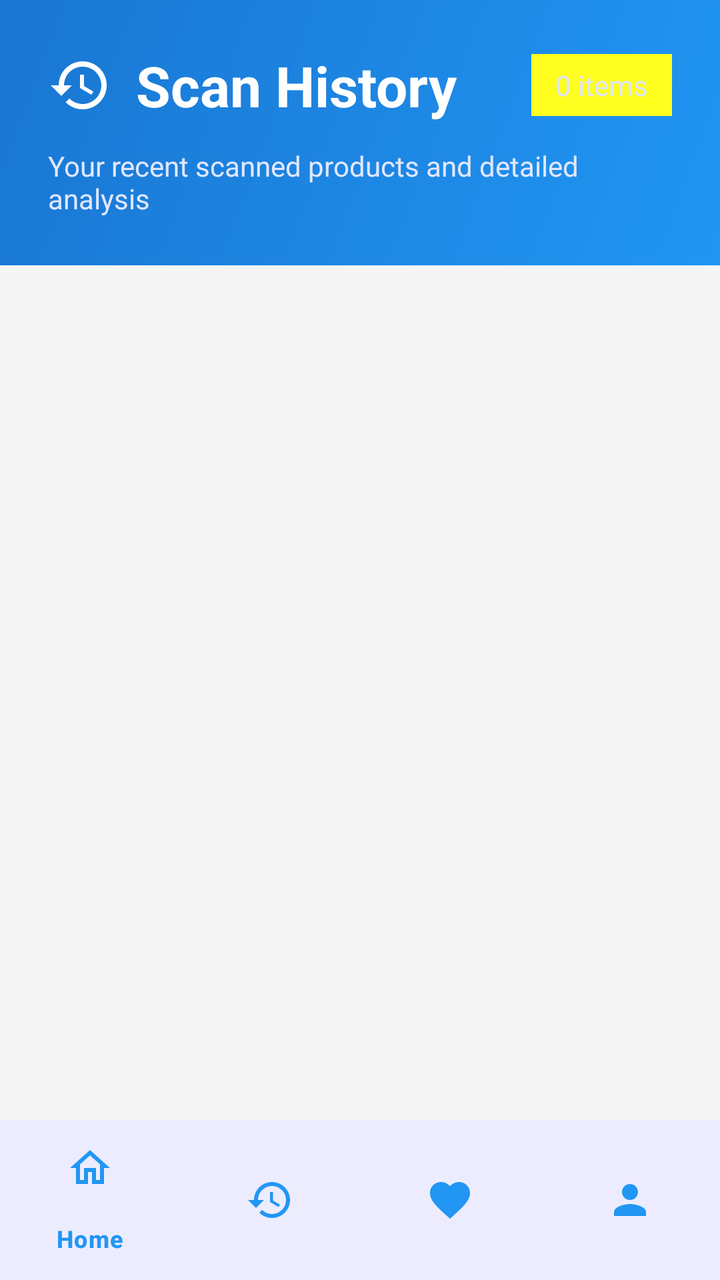
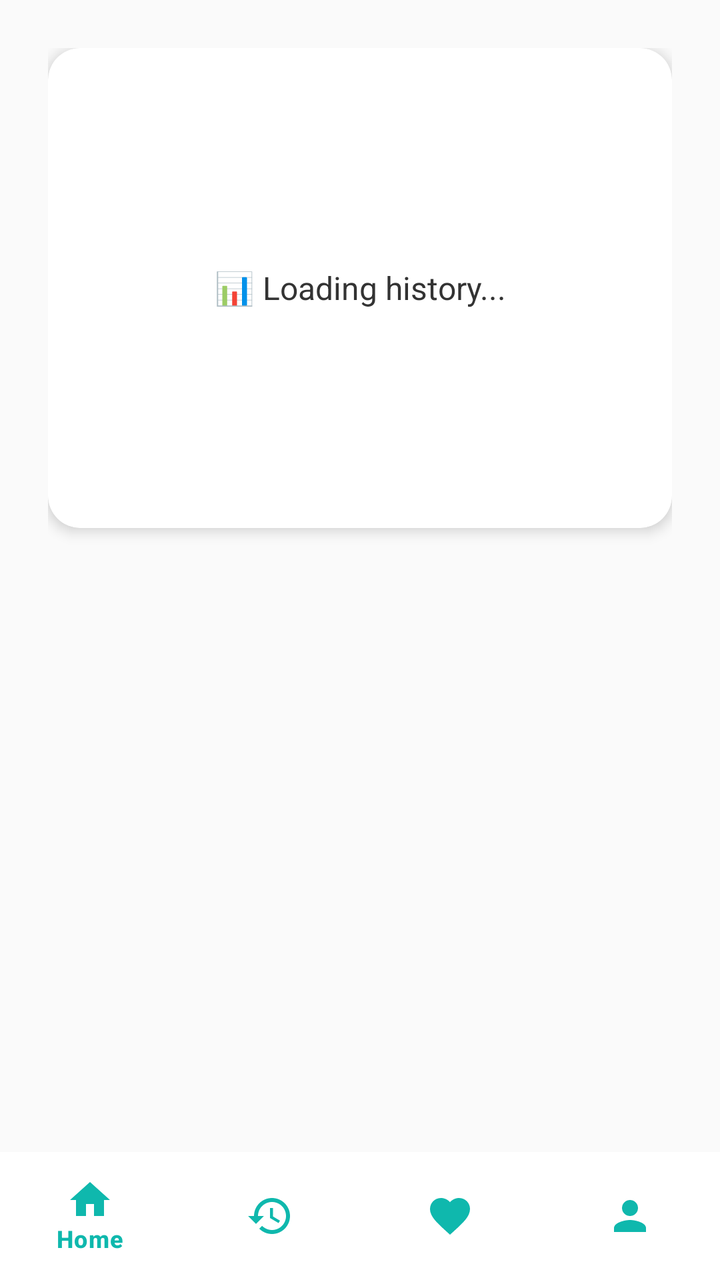

The first picture is an Android layout as it rendered before a commit; the second is the same layout after the commit. The layout source and the unified diff follow.
<!-- AndroidManifest.xml: activity theme Theme.HealthScanner -->
<!-- res/layout/activity_history.xml -->
<?xml version="1.0" encoding="utf-8"?>
<androidx.constraintlayout.widget.ConstraintLayout
    xmlns:android="http://schemas.android.com/apk/res/android"
    xmlns:app="http://schemas.android.com/apk/res-auto"
    android:layout_width="match_parent"
    android:layout_height="match_parent"
    android:background="#F5F5F5">

    
    <LinearLayout
        android:id="@+id/header_section"
        android:layout_width="0dp"
        android:layout_height="wrap_content"
        android:orientation="vertical"
        android:background="@drawable/gradient_header"
        android:padding="24dp"
        app:layout_constraintTop_toTopOf="parent"
        app:layout_constraintStart_toStartOf="parent"
        app:layout_constraintEnd_toEndOf="parent">

        <LinearLayout
            android:layout_width="match_parent"
            android:layout_height="wrap_content"
            android:orientation="horizontal"
            android:gravity="center_vertical"
            android:layout_marginBottom="8dp">

            <ImageView
                android:layout_width="32dp"
                android:layout_height="32dp"
                android:src="@drawable/ic_history"
                app:tint="#FFFFFF"
                android:layout_marginEnd="12dp" />

            <TextView
                android:layout_width="0dp"
                android:layout_height="wrap_content"
                android:layout_weight="1"
                android:text="Scan History"
                android:textSize="28sp"
                android:textStyle="bold"
                android:textColor="#FFFFFF" />

            <TextView
                android:id="@+id/historyCount"
                android:layout_width="wrap_content"
                android:layout_height="wrap_content"
                android:text="0 items"
                android:textSize="14sp"
                android:textColor="#E0E7FF"
                android:background="#FFFFFF20"
                android:paddingHorizontal="12dp"
                android:paddingVertical="6dp"
                android:layout_marginStart="12dp" />

        </LinearLayout>

        <TextView
            android:layout_width="wrap_content"
            android:layout_height="wrap_content"
            android:text="Your recent scanned products and detailed analysis"
            android:textSize="14sp"
            android:textColor="#E0E7FF"
            android:layout_marginTop="4dp" />

    </LinearLayout>

    
    <RelativeLayout
        android:id="@+id/content_area"
        android:layout_width="0dp"
        android:layout_height="0dp"
        android:background="#F5F5F5"
        app:layout_constraintTop_toBottomOf="@id/header_section"
        app:layout_constraintBottom_toTopOf="@id/bottom_navigation"
        app:layout_constraintStart_toStartOf="parent"
        app:layout_constraintEnd_toEndOf="parent">

        
        <androidx.recyclerview.widget.RecyclerView
            android:id="@+id/historyRecyclerView"
            android:layout_width="match_parent"
            android:layout_height="match_parent"
            android:padding="16dp"
            android:clipToPadding="false"
            android:scrollbars="vertical"
            android:background="@android:color/transparent" />

        
        <LinearLayout
            android:id="@+id/emptyStateText"
            android:layout_width="match_parent"
            android:layout_height="wrap_content"
            android:layout_centerInParent="true"
            android:orientation="vertical"
            android:gravity="center"
            android:padding="32dp"
            android:visibility="gone">

            
            <com.google.android.material.card.MaterialCardView
                android:layout_width="120dp"
                android:layout_height="120dp"
                android:layout_marginBottom="24dp"
                app:cardCornerRadius="60dp"
                app:cardElevation="0dp"
                app:cardBackgroundColor="#E3F2FD">

                <ImageView
                    android:layout_width="60dp"
                    android:layout_height="60dp"
                    android:layout_gravity="center"
                    android:src="@drawable/ic_history"
                    app:tint="#2196F3" />

            </com.google.android.material.card.MaterialCardView>

            
            <TextView
                android:layout_width="wrap_content"
                android:layout_height="wrap_content"
                android:text="No Scan History Yet"
                android:textSize="24sp"
                android:textStyle="bold"
                android:textColor="#333333"
                android:gravity="center"
                android:fontFamily="sans-serif-medium" />

            
            <TextView
                android:layout_width="wrap_content"
                android:layout_height="wrap_content"
                android:text="Start scanning products to see your history here.\nYour last 10 scans will be saved automatically."
                android:textSize="16sp"
                android:textColor="#666666"
                android:gravity="center"
                android:layout_marginTop="12dp"
                android:lineSpacingExtra="4dp"
                android:paddingHorizontal="24dp" />

            
            <com.google.android.material.button.MaterialButton
                android:id="@+id/startScanningBtn"
                style="@style/Widget.Material3.Button"
                android:layout_width="wrap_content"
                android:layout_height="wrap_content"
                android:layout_marginTop="24dp"
                android:text="Start Scanning"
                android:textSize="16sp"
                android:textColor="#FFFFFF"
                android:backgroundTint="#2196F3"
                android:drawableLeft="@drawable/ic_barcode_scan"
                android:drawablePadding="8dp"
                android:drawableTint="#FFFFFF"
                android:paddingHorizontal="24dp"
                android:paddingVertical="16dp"
                app:cornerRadius="25dp" />

        </LinearLayout>

    </RelativeLayout>

    
    <com.google.android.material.bottomnavigation.BottomNavigationView
        android:id="@+id/bottom_navigation"
        android:layout_width="0dp"
        android:layout_height="wrap_content"
        android:background="#FFFFFF"
        app:elevation="8dp"
        app:menu="@menu/bottom_nav_menu"
        app:itemIconTint="#2196F3"
        app:itemTextColor="#2196F3"
        app:layout_constraintBottom_toBottomOf="parent"
        app:layout_constraintStart_toStartOf="parent"
        app:layout_constraintEnd_toEndOf="parent" />

</androidx.constraintlayout.widget.ConstraintLayout>
<!-- resources referenced by this layout -->
<resources>
  <!-- drawable gradient_header (drawable) -->
  <?xml version="1.0" encoding="utf-8"?>
  <shape xmlns:android="http://schemas.android.com/apk/res/android">
      <gradient
          android:startColor="#2196F3"
          android:endColor="#1976D2"
          android:angle="135" />
  </shape>
  <!-- drawable ic_barcode_scan (drawable) -->
  <vector xmlns:android="http://schemas.android.com/apk/res/android"
      android:width="24dp"
      android:height="24dp"
      android:viewportWidth="24"
      android:viewportHeight="24">
      <path
          android:fillColor="#000000"
          android:pathData="M2,6h4v12h-4v-12zM7,6h1v12h-1v-12zM9,6h1v12h-1v-12zM12,6h2v12h-2v-12zM16,6h1v12h-1v-12zM18,6h1v12h-1v-12zM20,6h2v12h-2v-12z"/>
  </vector>
  <!-- drawable ic_history (drawable) -->
  <?xml version="1.0" encoding="utf-8"?>
  <vector xmlns:android="http://schemas.android.com/apk/res/android"
      android:width="24dp"
      android:height="24dp"
      android:viewportWidth="24"
      android:viewportHeight="24">
      <path
          android:fillColor="#FF000000"
          android:pathData="M13,3c-4.97,0 -9,4.03 -9,9L1,12l3.89,3.89 0.07,0.14L9,12L6,12c0,-3.87 3.13,-7 7,-7s7,3.13 7,7 -3.13,7 -7,7c-1.93,0 -3.68,-0.79 -4.94,-2.06l-1.42,1.42C8.27,19.99 10.51,21 13,21c4.97,0 9,-4.03 9,-9s-4.03,-9 -9,-9zM12,8v5l4.28,2.54 0.72,-1.21 -3.5,-2.08L13.5,8L12,8z" />
  </vector>
  <style name="Theme.HealthScanner" parent="Base.Theme.HealthScanner" />
  <style name="Base.Theme.HealthScanner" parent="Theme.Material3.DayNight.NoActionBar">
          
          
          <item name="colorPrimary">@color/primary_color</item>
          <item name="colorOnPrimary">@android:color/white</item>
          <item name="colorPrimaryContainer">@color/primary_light_color</item>
          <item name="colorOnPrimaryContainer">@color/primary_text_color</item>
  
          
          <item name="colorSecondary">@color/accent_color</item>
          <item name="colorOnSecondary">@android:color/white</item>
          <item name="colorSecondaryContainer">@color/accent_color</item>
          <item name="colorOnSecondaryContainer">@color/primary_text_color</item>
  
          
          <item name="colorTertiary">@color/primary_light_color</item>
          <item name="colorOnTertiary">@android:color/white</item>
  
          
          <item name="colorSurface">@color/card_background</item>
          <item name="colorOnSurface">@color/primary_text_color</item>
          <item name="colorSurfaceVariant">@color/input_background</item>
          <item name="colorOnSurfaceVariant">@color/secondary_text_color</item>
  
          
          <item name="android:colorBackground">@color/background_color</item>
          <item name="colorOnBackground">@color/primary_text_color</item>
  
          
          <item name="colorError">@color/error_color</item>
          <item name="colorOnError">@android:color/white</item>
  
          
          <item name="colorOutline">@color/border_color</item>
          <item name="colorOutlineVariant">@color/divider_color</item>
  
          
          <item name="android:statusBarColor">@android:color/transparent</item>
          <item name="android:windowLightStatusBar">true</item>
  
          
          <item name="android:navigationBarColor">@color/card_background</item>
          <item name="android:windowLightNavigationBar">true</item>
  
          
          <item name="android:windowDrawsSystemBarBackgrounds">true</item>
          
          
          <item name="android:windowAnimationStyle">@style/ThemeTransition</item>
      </style>
  <color name="primary_color">@color/primary_color_light</color>
  <color name="primary_light_color">@color/primary_light_color_light</color>
  <color name="primary_text_color">@color/primary_text_color_light</color>
  <color name="accent_color">@color/accent_color_light</color>
  <color name="card_background">@color/card_background_light</color>
  <color name="input_background">@color/input_background_light</color>
  <color name="secondary_text_color">@color/secondary_text_color_light</color>
  <color name="background_color">@color/background_color_light</color>
  <color name="error_color">#E53E3E</color>
  <color name="border_color">@color/border_color_light</color>
  <color name="divider_color">@color/divider_color_light</color>
  <style name="ThemeTransition" parent="android:Animation.Activity">
          <item name="android:activityOpenEnterAnimation">@android:anim/fade_in</item>
          <item name="android:activityOpenExitAnimation">@android:anim/fade_out</item>
          <item name="android:activityCloseEnterAnimation">@android:anim/fade_in</item>
          <item name="android:activityCloseExitAnimation">@android:anim/fade_out</item>
      </style>
  <color name="primary_color_light">#6C63FF</color>
  <color name="primary_light_color_light">#8A84FF</color>
  <color name="primary_text_color_light">#1A202C</color>
  <color name="accent_color_light">#FF6B9D</color>
  <color name="card_background_light">#FFFFFF</color>
  <color name="input_background_light">#F5F6FA</color>
  <color name="secondary_text_color_light">#4A5568</color>
  <color name="background_color_light">#F8F9FF</color>
  <color name="border_color_light">#E2E8F0</color>
  <color name="divider_color_light">#CBD5E0</color>
</resources>

<!-- the commit's change to res/layout/activity_history.xml (unified diff, before → after) -->
@@ -4,174 +4,66 @@
     xmlns:app="http://schemas.android.com/apk/res-auto"
     android:layout_width="match_parent"
     android:layout_height="match_parent"
-    android:background="#F5F5F5">
+    android:background="@color/adaptive_background">
 
     
-    <LinearLayout
-        android:id="@+id/header_section"
+    <com.google.android.material.bottomnavigation.BottomNavigationView
+        android:id="@+id/bottom_navigation"
+        style="@style/Widget.HealthScanner.BottomNavigation"
         android:layout_width="0dp"
-        android:layout_height="wrap_content"
-        android:orientation="vertical"
-        android:background="@drawable/gradient_header"
-        android:padding="24dp"
+        android:layout_height="@dimen/bottom_nav_height"
+        app:menu="@menu/bottom_nav_menu"
+        app:layout_constraintBottom_toBottomOf="parent"
+        app:layout_constraintStart_toStartOf="parent"
+        app:layout_constraintEnd_toEndOf="parent" />
+
+    
+    <ScrollView
+        android:layout_width="0dp"
+        android:layout_height="0dp"
+        android:padding="16dp"
         app:layout_constraintTop_toTopOf="parent"
+        app:layout_constraintBottom_toTopOf="@id/bottom_navigation"
         app:layout_constraintStart_toStartOf="parent"
         app:layout_constraintEnd_toEndOf="parent">
 
         <LinearLayout
             android:layout_width="match_parent"
             android:layout_height="wrap_content"
-            android:orientation="horizontal"
-            android:gravity="center_vertical"
-            android:layout_marginBottom="8dp">
+            android:orientation="vertical"
+            android:padding="8dp">
 
-            <ImageView
-                android:layout_width="32dp"
-                android:layout_height="32dp"
-                android:src="@drawable/ic_history"
-                app:tint="#FFFFFF"
-                android:layout_marginEnd="12dp" />
+            
+            <androidx.cardview.widget.CardView
+                android:layout_width="match_parent"
+                android:layout_height="wrap_content"
+                android:layout_marginBottom="16dp"
+                app:cardCornerRadius="16dp"
+                app:cardElevation="4dp"
+                app:cardBackgroundColor="#FFFFFF">
 
-            <TextView
-                android:layout_width="0dp"
-                android:layout_height="wrap_content"
-                android:layout_weight="1"
-                android:text="Scan History"
-                android:textSize="28sp"
-                android:textStyle="bold"
-                android:textColor="#FFFFFF" />
+                <LinearLayout
+                    android:layout_width="match_parent"
+                    android:layout_height="wrap_content"
+                    android:orientation="vertical"
+                    android:padding="20dp">
 
-            <TextView
-                android:id="@+id/historyCount"
-                android:layout_width="wrap_content"
-                android:layout_height="wrap_content"
-                android:text="0 items"
-                android:textSize="14sp"
-                android:textColor="#E0E7FF"
-                android:background="#FFFFFF20"
-                android:paddingHorizontal="12dp"
-                android:paddingVertical="6dp"
-                android:layout_marginStart="12dp" />
+                    <TextView
+                        android:id="@+id/history_content"
+                        android:layout_width="match_parent"
+                        android:layout_height="wrap_content"
+                        android:text="📊 Loading history..."
+                        android:textSize="16sp"
+                        android:textColor="#333333"
+                        android:gravity="center"
+                        android:minHeight="200dp" />
+
+                </LinearLayout>
+
+            </androidx.cardview.widget.CardView>
 
         </LinearLayout>
 
-        <TextView
-            android:layout_width="wrap_content"
-            android:layout_height="wrap_content"
-            android:text="Your recent scanned products and detailed analysis"
-            android:textSize="14sp"
-            android:textColor="#E0E7FF"
-            android:layout_marginTop="4dp" />
-
-    </LinearLayout>
-
-    
-    <RelativeLayout
-        android:id="@+id/content_area"
-        android:layout_width="0dp"
-        android:layout_height="0dp"
-        android:background="#F5F5F5"
-        app:layout_constraintTop_toBottomOf="@id/header_section"
-        app:layout_constraintBottom_toTopOf="@id/bottom_navigation"
-        app:layout_constraintStart_toStartOf="parent"
-        app:layout_constraintEnd_toEndOf="parent">
-
-        
-        <androidx.recyclerview.widget.RecyclerView
-            android:id="@+id/historyRecyclerView"
-            android:layout_width="match_parent"
-            android:layout_height="match_parent"
-            android:padding="16dp"
-            android:clipToPadding="false"
-            android:scrollbars="vertical"
-            android:background="@android:color/transparent" />
-
-        
-        <LinearLayout
-            android:id="@+id/emptyStateText"
-            android:layout_width="match_parent"
-            android:layout_height="wrap_content"
-            android:layout_centerInParent="true"
-            android:orientation="vertical"
-            android:gravity="center"
-            android:padding="32dp"
-            android:visibility="gone">
-
-            
-            <com.google.android.material.card.MaterialCardView
-                android:layout_width="120dp"
-                android:layout_height="120dp"
-                android:layout_marginBottom="24dp"
-                app:cardCornerRadius="60dp"
-                app:cardElevation="0dp"
-                app:cardBackgroundColor="#E3F2FD">
-
-                <ImageView
-                    android:layout_width="60dp"
-                    android:layout_height="60dp"
-                    android:layout_gravity="center"
-                    android:src="@drawable/ic_history"
-                    app:tint="#2196F3" />
-
-            </com.google.android.material.card.MaterialCardView>
-
-            
-            <TextView
-                android:layout_width="wrap_content"
-                android:layout_height="wrap_content"
-                android:text="No Scan History Yet"
-                android:textSize="24sp"
-                android:textStyle="bold"
-                android:textColor="#333333"
-                android:gravity="center"
-                android:fontFamily="sans-serif-medium" />
-
-            
-            <TextView
-                android:layout_width="wrap_content"
-                android:layout_height="wrap_content"
-                android:text="Start scanning products to see your history here.\nYour last 10 scans will be saved automatically."
-                android:textSize="16sp"
-                android:textColor="#666666"
-                android:gravity="center"
-                android:layout_marginTop="12dp"
-                android:lineSpacingExtra="4dp"
-                android:paddingHorizontal="24dp" />
-
-            
-            <com.google.android.material.button.MaterialButton
-                android:id="@+id/startScanningBtn"
-                style="@style/Widget.Material3.Button"
-                android:layout_width="wrap_content"
-                android:layout_height="wrap_content"
-                android:layout_marginTop="24dp"
-                android:text="Start Scanning"
-                android:textSize="16sp"
-                android:textColor="#FFFFFF"
-                android:backgroundTint="#2196F3"
-                android:drawableLeft="@drawable/ic_barcode_scan"
-                android:drawablePadding="8dp"
-                android:drawableTint="#FFFFFF"
-                android:paddingHorizontal="24dp"
-                android:paddingVertical="16dp"
-                app:cornerRadius="25dp" />
-
-        </LinearLayout>
-
-    </RelativeLayout>
-
-    
-    <com.google.android.material.bottomnavigation.BottomNavigationView
-        android:id="@+id/bottom_navigation"
-        android:layout_width="0dp"
-        android:layout_height="wrap_content"
-        android:background="#FFFFFF"
-        app:elevation="8dp"
-        app:menu="@menu/bottom_nav_menu"
-        app:itemIconTint="#2196F3"
-        app:itemTextColor="#2196F3"
-        app:layout_constraintBottom_toBottomOf="parent"
-        app:layout_constraintStart_toStartOf="parent"
-        app:layout_constraintEnd_toEndOf="parent" />
+    </ScrollView>
 
 </androidx.constraintlayout.widget.ConstraintLayout>
<!-- resource entries referenced after the edit -->
@@ -1,111 +1,116 @@
 <!-- resources referenced by this layout -->
 <resources>
-  <!-- drawable gradient_header (drawable) -->
+  <color name="adaptive_background">@color/md_theme_light_background</color>
+  <dimen name="bottom_nav_height">64dp</dimen>
+  <style name="Widget.HealthScanner.BottomNavigation" parent="Widget.Material3.BottomNavigationView">
+          <item name="elevation">8dp</item>
+          <item name="android:background">@color/md_theme_light_surface</item>
+          <item name="itemIconTint">@color/md_theme_light_primary</item>
+          <item name="itemTextColor">@color/md_theme_light_primary</item>
+          <item name="itemRippleColor">@color/ripple_light</item>
+      </style>
+  <style name="Theme.HealthScanner" parent="Base.Theme.HealthScanner">
+          
+          <item name="windowActionBar">false</item>
+          <item name="windowNoTitle">true</item>
+          <item name="android:windowDrawsSystemBarBackgrounds">true</item>
+      </style>
+  <color name="md_theme_light_background">#FAFAFA</color>
+  <color name="md_theme_light_surface">#FFFFFF</color>
+  <color name="md_theme_light_primary">#0FB8AD</color>
+  <color name="ripple_light">#1A0FB8AD</color>
+  <style name="Base.Theme.HealthScanner" parent="Theme.Material3.DayNight">
+          
+          <item name="colorPrimary">@color/md_theme_light_primary</item>
+          <item name="colorOnPrimary">@color/md_theme_light_onPrimary</item>
+          <item name="colorPrimaryContainer">@color/md_theme_light_primaryContainer</item>
+          <item name="colorOnPrimaryContainer">@color/md_theme_light_onPrimaryContainer</item>
+          
+          
+          <item name="colorSecondary">@color/md_theme_light_secondary</item>
+          <item name="colorOnSecondary">@color/md_theme_light_onSecondary</item>
+          <item name="colorSecondaryContainer">@color/md_theme_light_secondaryContainer</item>
+          <item name="colorOnSecondaryContainer">@color/md_theme_light_onSecondaryContainer</item>
+          
+          
+          <item name="colorTertiary">@color/md_theme_light_tertiary</item>
+          <item name="colorOnTertiary">@color/md_theme_light_onTertiary</item>
+          <item name="colorTertiaryContainer">@color/md_theme_light_tertiaryContainer</item>
+          <item name="colorOnTertiaryContainer">@color/md_theme_light_onTertiaryContainer</item>
+          
+          
+          <item name="colorError">@color/md_theme_light_error</item>
+          <item name="colorOnError">@color/md_theme_light_onError</item>
+          <item name="colorErrorContainer">@color/md_theme_light_errorContainer</item>
+          <item name="colorOnErrorContainer">@color/md_theme_light_onErrorContainer</item>
+          
+          
+          <item name="android:colorBackground">@color/md_theme_light_background</item>
+          <item name="colorOnBackground">@color/md_theme_light_onBackground</item>
+          
+          
+          <item name="colorSurface">@color/md_theme_light_surface</item>
+          <item name="colorOnSurface">@color/md_theme_light_onSurface</item>
+          <item name="colorSurfaceVariant">@color/md_theme_light_surfaceVariant</item>
+          <item name="colorOnSurfaceVariant">@color/md_theme_light_onSurfaceVariant</item>
+          
+          
+          <item name="colorOutline">@color/md_theme_light_outline</item>
+          <item name="colorSurfaceInverse">@color/md_theme_light_inverseSurface</item>
+          <item name="colorOnSurfaceInverse">@color/md_theme_light_inverseOnSurface</item>
+          <item name="colorPrimaryInverse">@color/md_theme_light_inversePrimary</item>
+          
+          
+          <item name="android:statusBarColor">@color/status_bar_light</item>
+          <item name="android:windowLightStatusBar">true</item>
+          
+          
+          <item name="android:navigationBarColor">@color/navigation_bar_light</item>
+          
+          
+          <item name="android:windowBackground">@drawable/health_gradient_background</item>
+          
+          
+          <item name="colorControlNormal">@color/md_theme_light_onSurfaceVariant</item>
+          <item name="colorControlActivated">@color/md_theme_light_primary</item>
+          <item name="colorControlHighlight">@color/ripple_light</item>
+      </style>
+  <color name="md_theme_light_onPrimary">#FFFFFF</color>
+  <color name="md_theme_light_primaryContainer">#B2F2EF</color>
+  <color name="md_theme_light_onPrimaryContainer">#003A36</color>
+  <color name="md_theme_light_secondary">#4DB6E3</color>
+  <color name="md_theme_light_onSecondary">#FFFFFF</color>
+  <color name="md_theme_light_secondaryContainer">#D1ECFF</color>
+  <color name="md_theme_light_onSecondaryContainer">#001D33</color>
+  <color name="md_theme_light_tertiary">#FFB74D</color>
+  <color name="md_theme_light_onTertiary">#FFFFFF</color>
+  <color name="md_theme_light_tertiaryContainer">#FFECB3</color>
+  <color name="md_theme_light_onTertiaryContainer">#2E1B00</color>
+  <color name="md_theme_light_error">#E53935</color>
+  <color name="md_theme_light_onError">#FFFFFF</color>
+  <color name="md_theme_light_errorContainer">#FFEBEE</color>
+  <color name="md_theme_light_onErrorContainer">#B71C1C</color>
+  <color name="md_theme_light_onBackground">#212121</color>
+  <color name="md_theme_light_onSurface">#212121</color>
+  <color name="md_theme_light_surfaceVariant">#F5F5F5</color>
+  <color name="md_theme_light_onSurfaceVariant">#616161</color>
+  <color name="md_theme_light_outline">#E0E0E0</color>
+  <color name="md_theme_light_inverseSurface">#2C2C2C</color>
+  <color name="md_theme_light_inverseOnSurface">#F5F5F5</color>
+  <color name="md_theme_light_inversePrimary">#3CCF91</color>
+  <color name="status_bar_light">#0FB8AD</color>
+  <color name="navigation_bar_light">#FFFFFF</color>
+  <!-- drawable health_gradient_background (drawable) -->
   <?xml version="1.0" encoding="utf-8"?>
   <shape xmlns:android="http://schemas.android.com/apk/res/android">
       <gradient
-          android:startColor="#2196F3"
-          android:endColor="#1976D2"
-          android:angle="135" />
+          android:angle="135"
+          android:startColor="@color/background_gradient_start"
+          android:centerColor="@color/md_theme_light_primaryContainer"
+          android:endColor="@color/background_gradient_end"
+          android:type="linear" />
   </shape>
-  <!-- drawable ic_barcode_scan (drawable) -->
-  <vector xmlns:android="http://schemas.android.com/apk/res/android"
-      android:width="24dp"
-      android:height="24dp"
-      android:viewportWidth="24"
-      android:viewportHeight="24">
-      <path
-          android:fillColor="#000000"
-          android:pathData="M2,6h4v12h-4v-12zM7,6h1v12h-1v-12zM9,6h1v12h-1v-12zM12,6h2v12h-2v-12zM16,6h1v12h-1v-12zM18,6h1v12h-1v-12zM20,6h2v12h-2v-12z"/>
-  </vector>
-  <!-- drawable ic_history (drawable) -->
-  <?xml version="1.0" encoding="utf-8"?>
-  <vector xmlns:android="http://schemas.android.com/apk/res/android"
-      android:width="24dp"
-      android:height="24dp"
-      android:viewportWidth="24"
-      android:viewportHeight="24">
-      <path
-          android:fillColor="#FF000000"
-          android:pathData="M13,3c-4.97,0 -9,4.03 -9,9L1,12l3.89,3.89 0.07,0.14L9,12L6,12c0,-3.87 3.13,-7 7,-7s7,3.13 7,7 -3.13,7 -7,7c-1.93,0 -3.68,-0.79 -4.94,-2.06l-1.42,1.42C8.27,19.99 10.51,21 13,21c4.97,0 9,-4.03 9,-9s-4.03,-9 -9,-9zM12,8v5l4.28,2.54 0.72,-1.21 -3.5,-2.08L13.5,8L12,8z" />
-  </vector>
-  <style name="Theme.HealthScanner" parent="Base.Theme.HealthScanner" />
-  <style name="Base.Theme.HealthScanner" parent="Theme.Material3.DayNight.NoActionBar">
-          
-          
-          <item name="colorPrimary">@color/primary_color</item>
-          <item name="colorOnPrimary">@android:color/white</item>
-          <item name="colorPrimaryContainer">@color/primary_light_color</item>
-          <item name="colorOnPrimaryContainer">@color/primary_text_color</item>
-  
-          
-          <item name="colorSecondary">@color/accent_color</item>
-          <item name="colorOnSecondary">@android:color/white</item>
-          <item name="colorSecondaryContainer">@color/accent_color</item>
-          <item name="colorOnSecondaryContainer">@color/primary_text_color</item>
-  
-          
-          <item name="colorTertiary">@color/primary_light_color</item>
-          <item name="colorOnTertiary">@android:color/white</item>
-  
-          
-          <item name="colorSurface">@color/card_background</item>
-          <item name="colorOnSurface">@color/primary_text_color</item>
-          <item name="colorSurfaceVariant">@color/input_background</item>
-          <item name="colorOnSurfaceVariant">@color/secondary_text_color</item>
-  
-          
-          <item name="android:colorBackground">@color/background_color</item>
-          <item name="colorOnBackground">@color/primary_text_color</item>
-  
-          
-          <item name="colorError">@color/error_color</item>
-          <item name="colorOnError">@android:color/white</item>
-  
-          
-          <item name="colorOutline">@color/border_color</item>
-          <item name="colorOutlineVariant">@color/divider_color</item>
-  
-          
-          <item name="android:statusBarColor">@android:color/transparent</item>
-          <item name="android:windowLightStatusBar">true</item>
-  
-          
-          <item name="android:navigationBarColor">@color/card_background</item>
-          <item name="android:windowLightNavigationBar">true</item>
-  
-          
-          <item name="android:windowDrawsSystemBarBackgrounds">true</item>
-          
-          
-          <item name="android:windowAnimationStyle">@style/ThemeTransition</item>
-      </style>
-  <color name="primary_color">@color/primary_color_light</color>
-  <color name="primary_light_color">@color/primary_light_color_light</color>
-  <color name="primary_text_color">@color/primary_text_color_light</color>
-  <color name="accent_color">@color/accent_color_light</color>
-  <color name="card_background">@color/card_background_light</color>
-  <color name="input_background">@color/input_background_light</color>
-  <color name="secondary_text_color">@color/secondary_text_color_light</color>
-  <color name="background_color">@color/background_color_light</color>
-  <color name="error_color">#E53E3E</color>
-  <color name="border_color">@color/border_color_light</color>
-  <color name="divider_color">@color/divider_color_light</color>
-  <style name="ThemeTransition" parent="android:Animation.Activity">
-          <item name="android:activityOpenEnterAnimation">@android:anim/fade_in</item>
-          <item name="android:activityOpenExitAnimation">@android:anim/fade_out</item>
-          <item name="android:activityCloseEnterAnimation">@android:anim/fade_in</item>
-          <item name="android:activityCloseExitAnimation">@android:anim/fade_out</item>
-      </style>
-  <color name="primary_color_light">#6C63FF</color>
-  <color name="primary_light_color_light">#8A84FF</color>
-  <color name="primary_text_color_light">#1A202C</color>
-  <color name="accent_color_light">#FF6B9D</color>
-  <color name="card_background_light">#FFFFFF</color>
-  <color name="input_background_light">#F5F6FA</color>
-  <color name="secondary_text_color_light">#4A5568</color>
-  <color name="background_color_light">#F8F9FF</color>
-  <color name="border_color_light">#E2E8F0</color>
-  <color name="divider_color_light">#CBD5E0</color>
+  <color name="background_gradient_start">#F0FDFC</color>
+  <color name="background_gradient_end">#FFFFFF</color>
 </resources>
 
